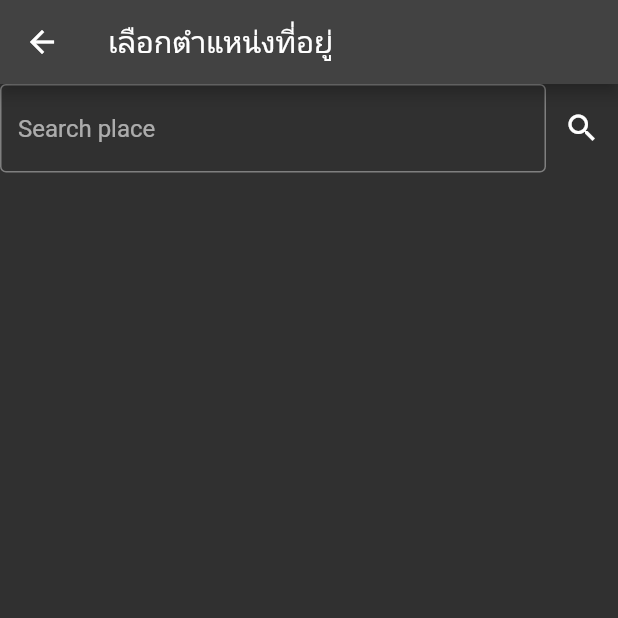
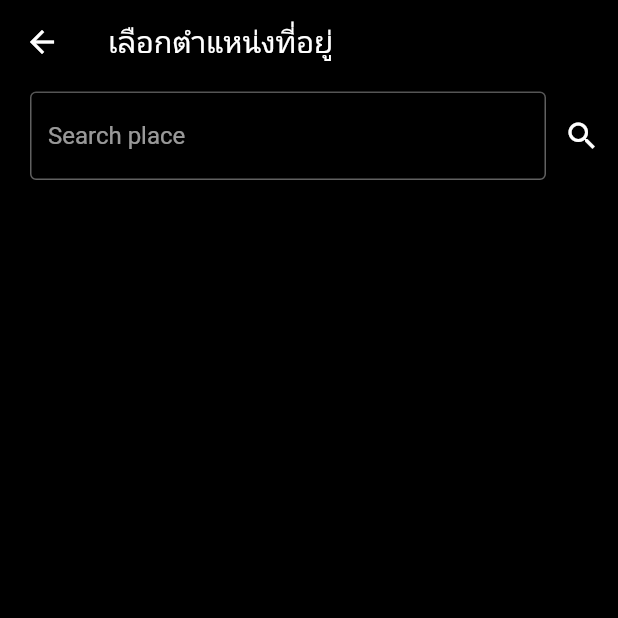
Before and after one commit to AreYouWorking/Air-pollution-awareness, a Flutter app: the Selectlocation screen opened directly, on a phone screen of 412 x 824 dp, the top half of it. Run offline on Flutter 3.47's test engine with Material 2 defaults, Android fonts, the phone set to English and light mode, and no system bars; our stand-ins replace camera, flutter_dotenv, geocoding, geolocator, image_picker, syncfusion_flutter_charts.

Commit message:
styling: change style on select location widget

```diff
--- a/lib/location/selectlocation.dart
+++ b/lib/location/selectlocation.dart
@@ -117,7 +117,9 @@ class _SelectlocationState extends State<Selectlocation> {
     // return Container(
     return Scaffold(
         resizeToAvoidBottomInset: false,
+        backgroundColor: Colors.black,
         appBar: AppBar(
+          backgroundColor: Colors.black,
           title: const Text('เลือกตำแหน่งที่อยู่'),
         ),
         body: Column(children: [
@@ -126,11 +128,14 @@ class _SelectlocationState extends State<Selectlocation> {
             children: [
               Expanded(
                   flex: 2,
-                  child: TextField(
-                    controller: textController,
-                    decoration: const InputDecoration(
-                      border: OutlineInputBorder(),
-                      hintText: 'Search place',
+                  child: Padding(
+                    padding: const EdgeInsets.fromLTRB(20, 5, 0, 5),
+                    child: TextField(
+                      controller: textController,
+                      decoration: const InputDecoration(
+                        border: OutlineInputBorder(),
+                        hintText: 'Search place',
+                      ),
                     ),
                   )),
               IconButton(
@@ -170,9 +175,14 @@ class _SelectlocationState extends State<Selectlocation> {
         Navigator.pop(context, data);
       },
       child: Container(
+          margin: const EdgeInsets.fromLTRB(0, 20, 0, 0),
           height: 50,
-          color: Colors.grey,
-          child: Text(data.name + data.city! + " : " + dis)),
+          width: double.infinity,
+          color: Colors.black,
+          child: Padding(
+            padding: const EdgeInsets.fromLTRB(32, 16, 16, 16),
+            child: Text("${data.name}${data.city!} : $dis"),
+          )),
     );
   }
 }
```
